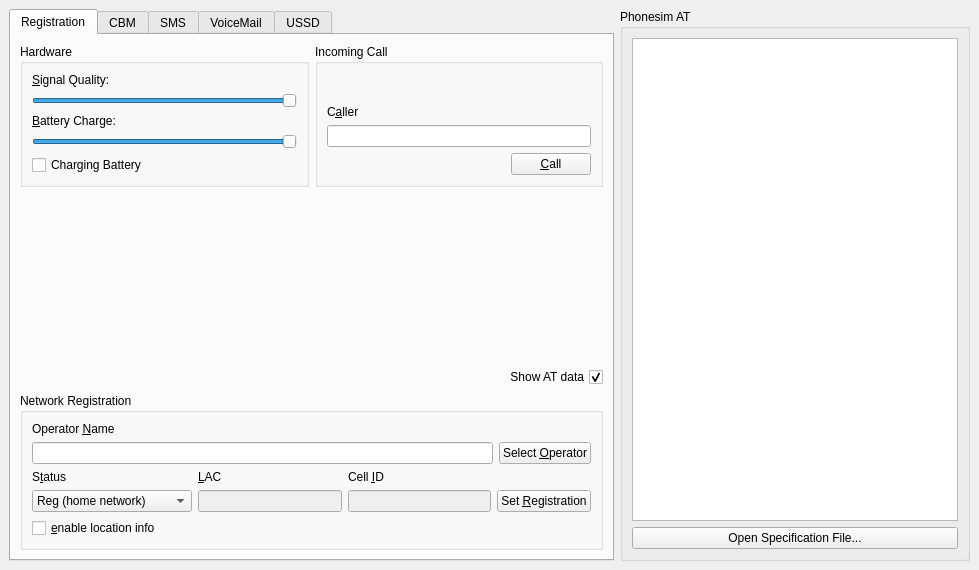
Old version of the form src/controlbase.ui in the repository jpakkane/ofono-phonesim.
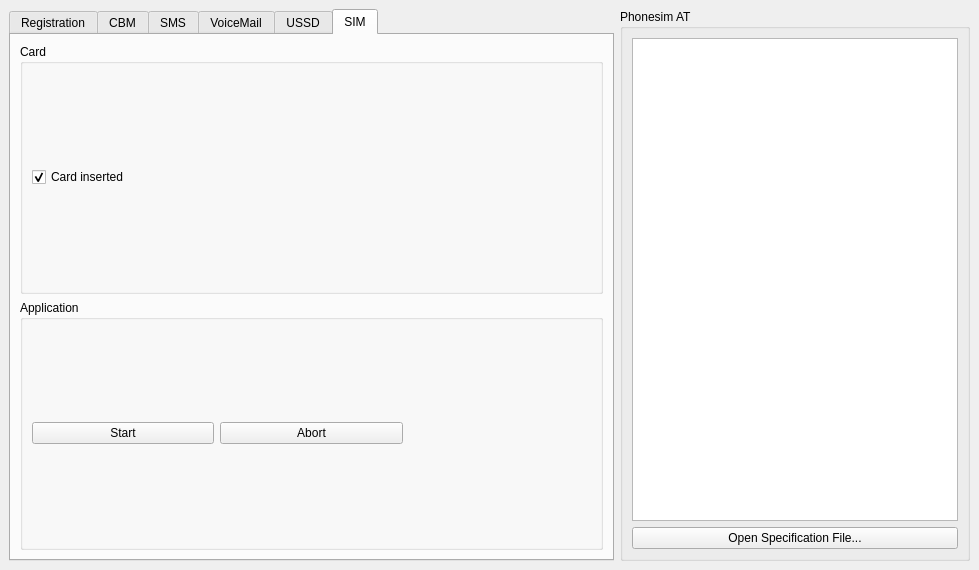
New version of the form. The open tabs and pages were chosen to show the change.

Commit message:
phonesim: Refactor SimApplication api, add a UI.
Try to move all the AT parsing / generating out of applications, just send
ready envelopes, terminal responses, commands between the application
and the SimRules class.

The edit to the form file:
```diff
--- a/src/controlbase.ui
+++ b/src/controlbase.ui
@@ -1370,6 +1370,77 @@
        </item>
       </layout>
      </widget>
+     <widget class="QWidget" name="tab_6" >
+      <attribute name="title" >
+       <string>SIM</string>
+      </attribute>
+      <layout class="QVBoxLayout" >
+       <property name="spacing" >
+        <number>6</number>
+       </property>
+       <property name="leftMargin" >
+        <number>9</number>
+       </property>
+       <property name="topMargin" >
+        <number>9</number>
+       </property>
+       <property name="rightMargin" >
+        <number>9</number>
+       </property>
+       <property name="bottomMargin" >
+        <number>9</number>
+       </property>
+       <item>
+        <widget class="QGroupBox" name="gbCard" >
+         <property name="title" >
+          <string>Card</string>
+         </property>
+         <layout class="QVBoxLayout" >
+          <item>
+           <widget class="QCheckBox" name="cbSimInserted" >
+            <property name="text" >
+             <string>Card inserted</string>
+            </property>
+            <property name="checked" >
+             <bool>true</bool>
+            </property>
+           </widget>
+          </item>
+         </layout>
+        </widget>
+       </item>
+       <item>
+        <widget class="QGroupBox" name="gbSATK" >
+         <property name="title" >
+          <string>Application</string>
+         </property>
+         <layout class="QHBoxLayout" >
+          <item>
+           <widget class="QPushButton" name="pbStart" >
+            <property name="text" >
+             <string>Start</string>
+            </property>
+           </widget>
+          </item>
+          <item>
+           <widget class="QPushButton" name="pbAbort" >
+            <property name="text" >
+             <string>Abort</string>
+            </property>
+           </widget>
+          </item>
+          <item>
+           <widget class="QLabel" name="lblApplicationName" >
+            <property name="toolTip" >
+             <string>Shows current selected application's name</string>
+            </property>
+           </widget>
+          </item>
+         </layout>
+        </widget>
+       </item>
+      </layout>
+     </widget>
     </widget>
    </item>
    <item>
```
The commit also changes 8 other files.
